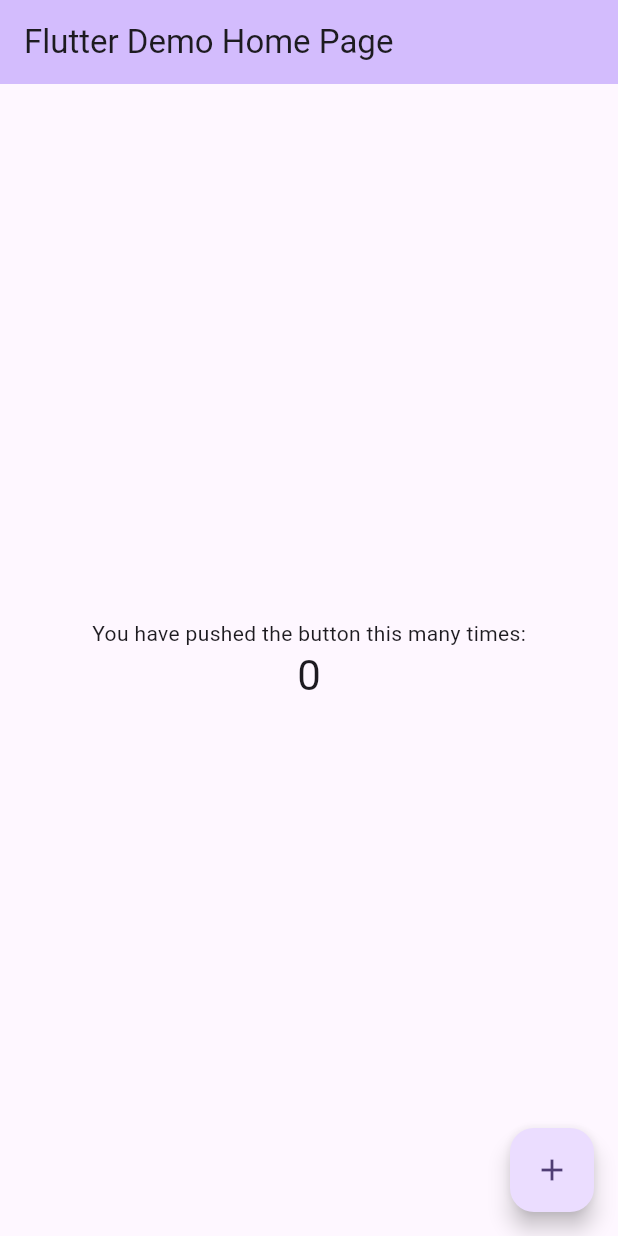
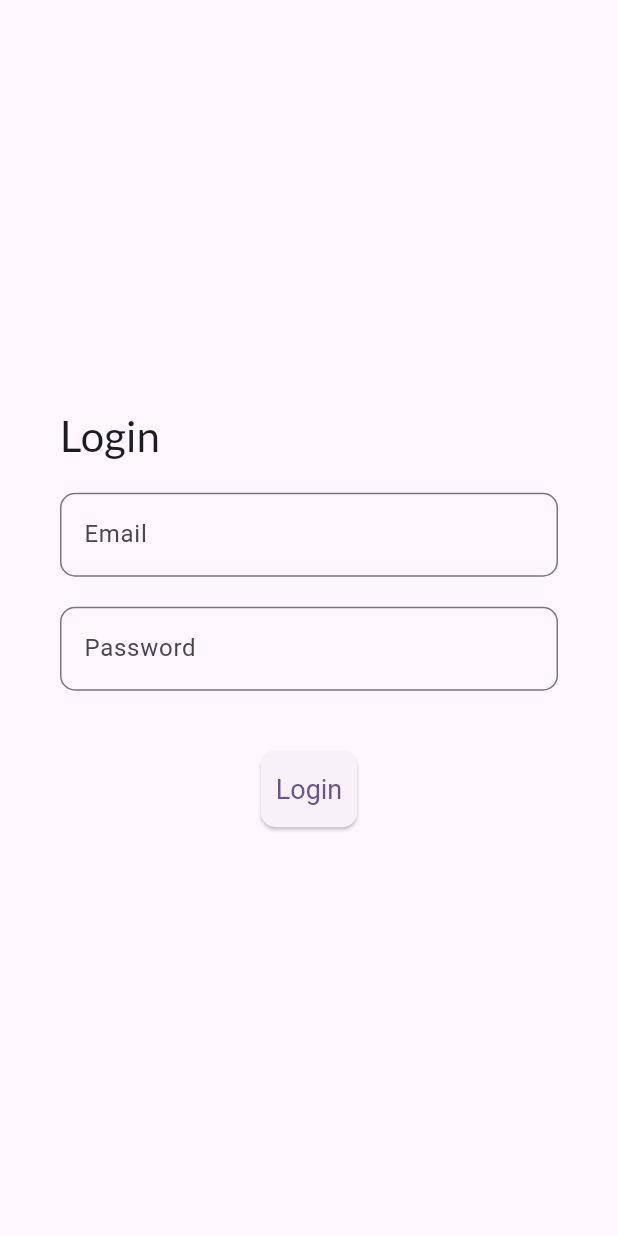
Before and after one commit to lautarocabral/hogar_petfecto, a Flutter app: the screen it shows after launch, on a phone screen of 412 x 824 dp. Run offline on Flutter 3.47's test engine with Material 3 defaults, Android fonts, the phone set to English and light mode, and no system bars; our stand-ins replace flutter_riverpod, go_router, google_fonts.

Commit message:
features: routing, styling and more basic settings

```diff
--- /dev/null
+++ b/lib/core/app_dimens.dart
@@ -0,0 +1,16 @@
+class Margins {
+  //Margin
+  static const extraSmallTitle= 5.0;
+  static const smallMargin = 10.0;
+  static const mediumMargin = 20.0;
+  static const largeMargin = 40.0;
+  static const extraLargeMargin = 60.0;
+}
+class Titles {
+  //Margin
+  static const extraSmallTitle = 10.0;
+  static const smallTitle= 14.0;
+  static const mediumTitle= 16.0;
+  static const largeTitle= 20.0;
+  static const extraLargeTitle= 32.0;
+}
--- /dev/null
+++ b/lib/core/routes/app_router.dart
@@ -0,0 +1,18 @@
+import 'package:go_router/go_router.dart';
+import 'package:hogar_petfecto/features/home/screens/home_page.dart';
+import 'package:hogar_petfecto/features/seguridad/screens/login_page.dart';
+
+class AppRouter {
+  final GoRouter router = GoRouter(
+    routes: [
+      GoRoute(
+        path: '/',
+        builder: (context, state) => const LoginPage(),
+      ),
+      GoRoute(
+        path: '/home',
+        builder: (context, state) => HomePage(),
+      ),
+    ],
+  );
+}
--- /dev/null
+++ b/lib/core/widgets/custom_button_widget.dart
@@ -0,0 +1,32 @@
+import 'package:flutter/material.dart';
+
+class CustomButton extends StatelessWidget {
+  final String text;
+  final VoidCallback onPressed;
+
+  const CustomButton({
+    super.key,
+    required this.text,
+    required this.onPressed,
+  });
+
+  @override
+  Widget build(BuildContext context) {
+    return ElevatedButton(
+      onPressed: onPressed,
+      style: ElevatedButton.styleFrom(
+        padding: const EdgeInsets.symmetric(vertical: 15.0, horizontal: 10),
+        shape: RoundedRectangleBorder(
+          borderRadius: BorderRadius.circular(10.0),
+        ),
+        textStyle: const TextStyle(fontSize: 18),
+      ),
+      child: Text(
+        text,
+        // style: GoogleFonts.lato(
+        //   textStyle: Theme.of(context).textTheme.bodyLarge,
+        // ),
+      ),
+    );
+  }
+}
--- /dev/null
+++ b/lib/core/widgets/custom_text_field_widget.dart
@@ -0,0 +1,44 @@
+import 'package:flutter/material.dart';
+
+class CustomTextField extends StatelessWidget {
+  final String hintText;
+  final bool obscureText;
+  final TextEditingController controller;
+  final TextInputAction textInputAction;
+  final FocusNode? focusNode;
+  final FocusNode? nextFocusNode;
+  final String? Function(String?)? validator;
+
+  const CustomTextField({
+    super.key,
+    required this.hintText,
+    this.obscureText = false,
+    required this.controller,
+    this.textInputAction = TextInputAction.next,
+    this.focusNode,
+    this.nextFocusNode,
+    this.validator,
+  });
+
+  @override
+  Widget build(BuildContext context) {
+    return TextFormField(
+      controller: controller,
+      obscureText: obscureText,
+      textInputAction: textInputAction,
+      focusNode: focusNode,
+      onFieldSubmitted: (_) {
+        if (textInputAction == TextInputAction.next && nextFocusNode != null) {
+          FocusScope.of(context).requestFocus(nextFocusNode);
+        }
+      },
+      validator: validator,
+      decoration: InputDecoration(
+        hintText: hintText,
+        border: OutlineInputBorder(
+          borderRadius: BorderRadius.circular(10.0),
+        ),
+      ),
+    );
+  }
+}
--- /dev/null
+++ b/lib/features/seguridad/screens/login_page.dart
@@ -0,0 +1,94 @@
+import 'package:flutter/material.dart';
+import 'package:flutter_riverpod/flutter_riverpod.dart';
+import 'package:go_router/go_router.dart';
+import 'package:google_fonts/google_fonts.dart';
+import 'package:hogar_petfecto/core/app_dimens.dart';
+import 'package:hogar_petfecto/core/widgets/custom_button_widget.dart';
+import 'package:hogar_petfecto/core/widgets/custom_text_field_widget.dart';
+
+class LoginPage extends ConsumerStatefulWidget {
+  const LoginPage({super.key});
+
+  @override
+  ConsumerState<ConsumerStatefulWidget> createState() => _LoginPageState();
+}
+
+class _LoginPageState extends ConsumerState<LoginPage> {
+  final TextEditingController _emailController = TextEditingController();
+  final TextEditingController _passwordController = TextEditingController();
+  final FocusNode _emailFocusNode = FocusNode();
+  final FocusNode _passwordFocusNode = FocusNode();
+  final _formKey = GlobalKey<FormState>();
+
+  String? _emailValidator(String? value) {
+    if (value == null || value.isEmpty) {
+      return 'Please enter your email';
+    }
+    // Puedes agregar una validación más compleja aquí
+    return null;
+  }
+
+  String? _passwordValidator(String? value) {
+    if (value == null || value.isEmpty) {
+      return 'Please enter your password';
+    }
+    // Puedes agregar una validación más compleja aquí
+    return null;
+  }
+
+  @override
+  Widget build(BuildContext context) {
+    return Scaffold(
+      body: SafeArea(
+        child: Padding(
+          padding: const EdgeInsets.all(Margins.largeMargin),
+          child: Form(
+            key: _formKey,
+            child: Column(
+              mainAxisAlignment: MainAxisAlignment.center,
+              children: [
+                Row(
+                  mainAxisAlignment: MainAxisAlignment.start,
+                  children: [
+                    Text(
+                      'Login',
+                      style: GoogleFonts.lato(
+                        textStyle: Theme.of(context).textTheme.headlineMedium,
+                      ),
+                    ),
+                  ],
+                ),
+                const SizedBox(height: 20),
+                CustomTextField(
+                  hintText: 'Email',
+                  controller: _emailController,
+                  textInputAction: TextInputAction.next,
+                  focusNode: _emailFocusNode,
+                  nextFocusNode: _passwordFocusNode,
+                  validator: _emailValidator,
+                ),
+                const SizedBox(height: 20),
+                CustomTextField(
+                  hintText: 'Password',
+                  obscureText: true,
+                  controller: _passwordController,
+                  textInputAction: TextInputAction.done,
+                  focusNode: _passwordFocusNode,
+                  validator: _passwordValidator,
+                ),
+                const SizedBox(height: 40),
+                CustomButton(
+                  text: 'Login',
+                  onPressed: () {
+                    context.go('/home');
+                    if (_formKey.currentState?.validate() ?? false) {}
+                  },
+                ),
+              ],
+            ),
+          ),
+        ),
+      ),
+    );
+  }
+}
--- a/lib/main.dart
+++ b/lib/main.dart
@@ -1,125 +1,31 @@
 import 'package:flutter/material.dart';
+import 'package:flutter_riverpod/flutter_riverpod.dart';
+import 'package:hogar_petfecto/core/routes/app_router.dart'; // Importa la configuración de rutas
 
 void main() {
-  runApp(const MyApp());
+  runApp(
+    const ProviderScope(
+      child: MyApp(),
+    ),
+  );
 }
 
 class MyApp extends StatelessWidget {
   const MyApp({super.key});
 
-  // This widget is the root of your application.
   @override
   Widget build(BuildContext context) {
-    return MaterialApp(
+    final appRouter = AppRouter();
+
+    return MaterialApp.router(
       title: 'Flutter Demo',
       theme: ThemeData(
-        // This is the theme of your application.
-        //
-        // TRY THIS: Try running your application with "flutter run". You'll see
-        // the application has a purple toolbar. Then, without quitting the app,
-        // try changing the seedColor in the colorScheme below to Colors.green
-        // and then invoke "hot reload" (save your changes or press the "hot
-        // reload" button in a Flutter-supported IDE, or press "r" if you used
-        // the command line to start the app).
-        //
-        // Notice that the counter didn't reset back to zero; the application
-        // state is not lost during the reload. To reset the state, use hot
-        // restart instead.
-        //
-        // This works for code too, not just values: Most code changes can be
-        // tested with just a hot reload.
         colorScheme: ColorScheme.fromSeed(seedColor: Colors.deepPurple),
         useMaterial3: true,
       ),
-      home: const MyHomePage(title: 'Flutter Demo Home Page'),
+      routerDelegate: appRouter.router.routerDelegate,
+      routeInformationParser: appRouter.router.routeInformationParser,
+      routeInformationProvider: appRouter.router.routeInformationProvider,
     );
   }
 }
-
-class MyHomePage extends StatefulWidget {
-  const MyHomePage({super.key, required this.title});
-
-  // This widget is the home page of your application. It is stateful, meaning
-  // that it has a State object (defined below) that contains fields that affect
-  // how it looks.
-
-  // This class is the configuration for the state. It holds the values (in this
-  // case the title) provided by the parent (in this case the App widget) and
-  // used by the build method of the State. Fields in a Widget subclass are
-  // always marked "final".
-
-  final String title;
-
-  @override
-  State<MyHomePage> createState() => _MyHomePageState();
-}
-
-class _MyHomePageState extends State<MyHomePage> {
-  int _counter = 0;
-
-  void _incrementCounter() {
-    setState(() {
-      // This call to setState tells the Flutter framework that something has
-      // changed in this State, which causes it to rerun the build method below
-      // so that the display can reflect the updated values. If we changed
-      // _counter without calling setState(), then the build method would not be
-      // called again, and so nothing would appear to happen.
-      _counter++;
-    });
-  }
-
-  @override
-  Widget build(BuildContext context) {
-    // This method is rerun every time setState is called, for instance as done
-    // by the _incrementCounter method above.
-    //
-    // The Flutter framework has been optimized to make rerunning build methods
-    // fast, so that you can just rebuild anything that needs updating rather
-    // than having to individually change instances of widgets.
-    return Scaffold(
-      appBar: AppBar(
-        // TRY THIS: Try changing the color here to a specific color (to
-        // Colors.amber, perhaps?) and trigger a hot reload to see the AppBar
-        // change color while the other colors stay the same.
-        backgroundColor: Theme.of(context).colorScheme.inversePrimary,
-        // Here we take the value from the MyHomePage object that was created by
-        // the App.build method, and use it to set our appbar title.
-        title: Text(widget.title),
-      ),
-      body: Center(
-        // Center is a layout widget. It takes a single child and positions it
-        // in the middle of the parent.
-        child: Column(
-          // Column is also a layout widget. It takes a list of children and
-          // arranges them vertically. By default, it sizes itself to fit its
-          // children horizontally, and tries to be as tall as its parent.
-          //
-          // Column has various properties to control how it sizes itself and
-          // how it positions its children. Here we use mainAxisAlignment to
-          // center the children vertically; the main axis here is the vertical
-          // axis because Columns are vertical (the cross axis would be
-          // horizontal).
-          //
-          // TRY THIS: Invoke "debug painting" (choose the "Toggle Debug Paint"
-          // action in the IDE, or press "p" in the console), to see the
-          // wireframe for each widget.
-          mainAxisAlignment: MainAxisAlignment.center,
-          children: <Widget>[
-            const Text(
-              'You have pushed the button this many times:',
-            ),
-            Text(
-              '$_counter',
-              style: Theme.of(context).textTheme.headlineMedium,
-            ),
-          ],
-        ),
-      ),
-      floatingActionButton: FloatingActionButton(
-        onPressed: _incrementCounter,
-        tooltip: 'Increment',
-        child: const Icon(Icons.add),
-      ), // This trailing comma makes auto-formatting nicer for build methods.
-    );
-  }
-}
--- a/pubspec.yaml
+++ b/pubspec.yaml
@@ -15,6 +15,10 @@ dependencies:
   cupertino_icons: ^1.0.6
   flutter_riverpod: ^2.5.1
   riverpod_annotation: ^2.3.5
+  gap: ^3.0.1
+  dio: ^5.5.0+1
+  google_fonts: ^6.2.1
+  go_router: ^14.2.1
 
 dev_dependencies:
   flutter_test:
```
Also changed, not shown: lib/features/home/screens/home_page.dart (added, +195 -0 lines), lib/features/home/widgets/persistent_bottom_bar.dart (added, +93 -0 lines), lib/features/home/providers/home_providers.dart (added), lib/features/seguridad/domain/models/seguridad_model.dart (added), lib/features/seguridad/domain/repository/seguridad_repository.dart (added), lib/features/seguridad/domain/services/seguridad_service.dart (added), lib/features/seguridad/providers/seguridad_providers.dart (added), lib/features/seguridad/widgets/new_widget.dart (added), pubspec.lock, 1 other file.
